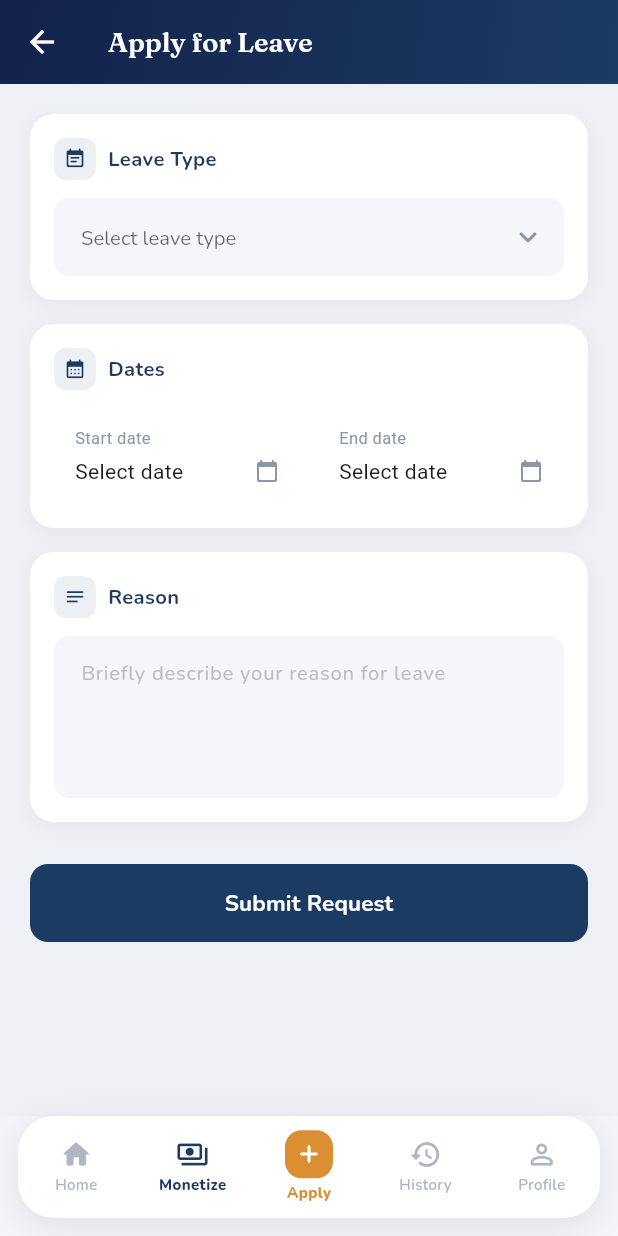
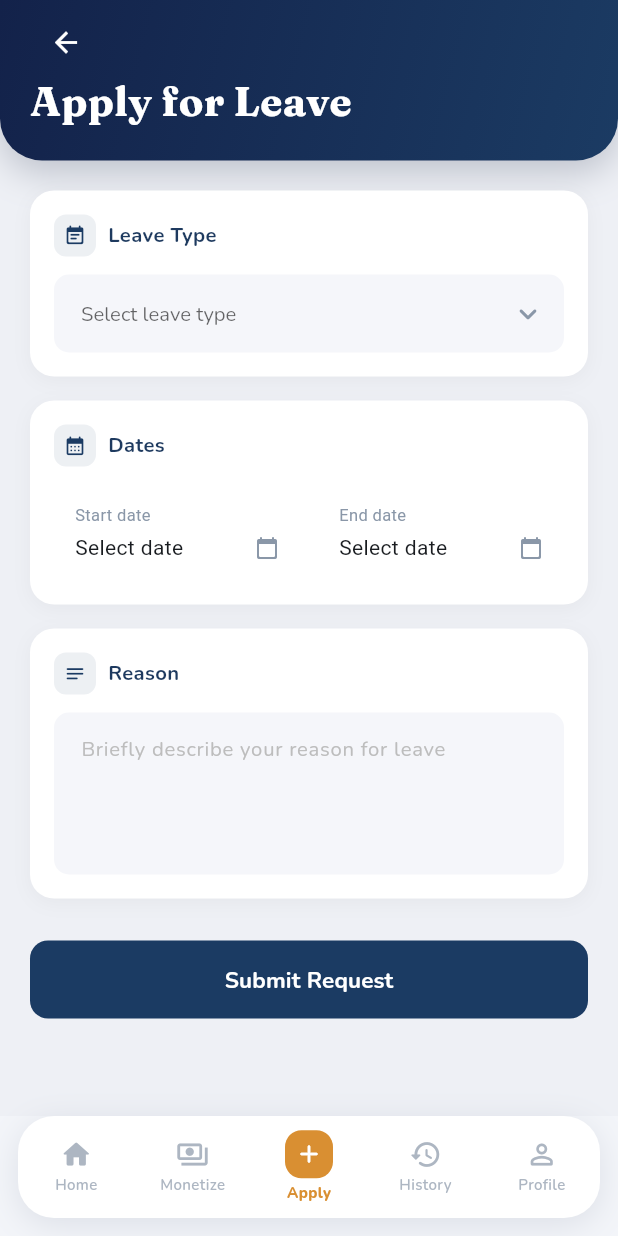
Before and after one commit to Dio-Tech-Team/lms-mobile, a Flutter app: the HomePage screen opened directly, item 2 of the bottom bar chosen, after a tap on "Apply", on a phone screen of 412 x 824 dp. Run offline on Flutter 3.47's test engine with Material 3 defaults, Android fonts, the light colour scheme and no system bars; our stand-ins replace google_fonts, printing, shared_preferences; accounts and stored records are empty.

Commit message:
Unify screen headers behind shared AppHeader widget
- Add lib/widgets/app_header.dart: one rounded-bottom navy header with
  optional subtitle, eyebrow, back arrow, trailing and bottom slots
- Migrate homepage, leave_monetization, apply_for_leave, history_logs
  and profilepage off their five hand-rolled headers
- Remove Profile's avatar circle; name now a row in the info card
- Fix bottom-nav highlight staying on the previous tab while Apply for
  Leave is pushed
- Drop now-unused _navyDark (apply_for_leave) and _initials (profilepage)

````diff
--- a/lib/screentabs/apply_for_leave.dart
+++ b/lib/screentabs/apply_for_leave.dart
@@ -6,6 +6,7 @@ import '../services/leave_application_service.dart';
 import '../model/leave_type_option.dart';
 import '../utils/date_utils.dart';
 import '../widgets/date_picker_field.dart';
+import '../widgets/app_header.dart';
 
 class ApplyForLeave extends StatefulWidget {
   final List<dynamic>? leaveTypes;
@@ -26,7 +27,6 @@ class _ApplyForLeaveState extends State<ApplyForLeave> {
   bool _isSubmitting = false;
   String? _errorMessage;
 
-  static const Color _navyDark = Color(0xFF13224A);
   static const Color _navy = Color(0xFF1B3B63);
   static const Color _text = Color(0xFF1E3A5F);
   static const Color _muted = Color(0xFF8A97A8);
@@ -200,33 +200,11 @@ class _ApplyForLeaveState extends State<ApplyForLeave> {
 
     return Scaffold(
       backgroundColor: const Color(0xFFEEF0F5),
-      body: CustomScrollView(
-        slivers: [
-          SliverAppBar(
-            pinned: true,
-            elevation: 0,
-            backgroundColor: _navy,
-            iconTheme: const IconThemeData(color: Colors.white),
-            centerTitle: false,
-            title: Text(
-              'Apply for Leave',
-              style: GoogleFonts.fraunces(
-                color: Colors.white,
-                fontSize: 18,
-                fontWeight: FontWeight.w600,
-              ),
-            ),
-            flexibleSpace: Container(
-              decoration: const BoxDecoration(
-                gradient: LinearGradient(
-                  begin: Alignment.topLeft,
-                  end: Alignment.bottomRight,
-                  colors: [_navyDark, _navy],
-                ),
-              ),
-            ),
-          ),
-          SliverToBoxAdapter(
+      body: Column(
+        children: [
+          const AppHeader(title: 'Apply for Leave', showBack: true),
+          Expanded(
+            child: SingleChildScrollView(
               child: Form(
                 key: _formKey,
                 child: Padding(
@@ -274,12 +252,17 @@ class _ApplyForLeaveState extends State<ApplyForLeave> {
                         child: DropdownButtonFormField<LeaveTypeOption>(
                           value: _selectedLeaveType,
                           isExpanded: true,
-                        decoration: _fieldDecoration(hint: 'Select leave type'),
+                          decoration: _fieldDecoration(
+                            hint: 'Select leave type',
+                          ),
                           icon: const Icon(
                             Icons.keyboard_arrow_down_rounded,
                             color: _muted,
                           ),
-                        style: GoogleFonts.nunito(color: _text, fontSize: 13.5),
+                          style: GoogleFonts.nunito(
+                            color: _text,
+                            fontSize: 13.5,
+                          ),
                           items: options
                               .map(
                                 (opt) => DropdownMenuItem(
@@ -368,7 +351,10 @@ class _ApplyForLeaveState extends State<ApplyForLeave> {
                         child: TextFormField(
                           controller: _reasonController,
                           maxLines: 4,
-                        style: GoogleFonts.nunito(fontSize: 13.5, color: _text),
+                          style: GoogleFonts.nunito(
+                            fontSize: 13.5,
+                            color: _text,
+                          ),
                           decoration: _fieldDecoration(
                             hint: 'Briefly describe your reason for leave',
                           ),
@@ -409,6 +395,7 @@ class _ApplyForLeaveState extends State<ApplyForLeave> {
                       ),
                       const SizedBox(height: 8),
                     ],
+                  ),
                 ),
               ),
             ),
--- a/lib/screentabs/history_logs.dart
+++ b/lib/screentabs/history_logs.dart
@@ -7,6 +7,7 @@ import '../services/leave_application_service.dart';
 import '../widgets/pdf_view_page.dart';
 import '../utils/employee_app_utils.dart';
 import '../utils/app_theme.dart';
+import '../widgets/app_header.dart';
 
 class LeaveLogsPage extends StatefulWidget {
   final bool isActive;
@@ -320,47 +321,8 @@ class _LeaveLogsPageState extends State<LeaveLogsPage>
   // ---------------------------------------------------------------------
 
   Widget _buildHeader() {
-    return Container(
-      width: double.infinity,
-      decoration: const BoxDecoration(
-        gradient: AppColors.headerGradient,
-        borderRadius: BorderRadius.only(
-          bottomLeft: Radius.circular(28),
-          bottomRight: Radius.circular(28),
-        ),
-      ),
-      child: SafeArea(
-        bottom: false,
-        child: Padding(
-          padding: const EdgeInsets.fromLTRB(20, 14, 20, 22),
-          child: Column(
-            crossAxisAlignment: CrossAxisAlignment.start,
-            children: [
-              Text(
-                'Leave History',
-                style: AppText.display(
-                  size: 26,
-                  weight: FontWeight.w700,
-                  color: Colors.white,
-                  letterSpacing: 0.2,
-                ),
-              ),
-              const SizedBox(height: 4),
-              Text(
-                'Every request that has been settled.',
-                style: AppText.body(
-                  size: 12.5,
-                  weight: FontWeight.w500,
-                  color: Colors.white60,
-                ),
-              ),
-            ],
-          ),
-        ),
-      ),
-    );
+    return const AppHeader(title: 'Leave History');
   }
-
   // ---------------------------------------------------------------------
   // Filter
   // ---------------------------------------------------------------------
--- a/lib/screentabs/homepage.dart
+++ b/lib/screentabs/homepage.dart
@@ -13,6 +13,7 @@ import '../utils/employee_app_utils.dart';
 import '../utils/app_theme.dart';
 import 'dart:typed_data';
 import '../widgets/pdf_view_page.dart';
+import '../widgets/app_header.dart';
 
 class HomePage extends StatefulWidget {
   const HomePage({super.key});
@@ -36,6 +37,7 @@ class _HomePageState extends State<HomePage> with WidgetsBindingObserver {
   /// Id of the application currently being cancelled, or null. Doubles as
   /// the double-submit guard and as the per-tile spinner flag.
   int? _cancellingId;
+  bool _isApplyOpen = false;
 
   Timer? _refreshTimer;
   static const Duration _networkTimeout = Duration(seconds: 30);
@@ -373,11 +375,13 @@ class _HomePageState extends State<HomePage> with WidgetsBindingObserver {
   Future<void> _goToApplyLeave() async {
     final credits = extractCreditsList(_creditData);
 
+    setState(() => _isApplyOpen = true);
     final result = await _bodyNavigatorKey.currentState!.push(
       MaterialPageRoute(
         builder: (context) => ApplyForLeave(leaveTypes: credits),
       ),
     );
+    if (mounted) setState(() => _isApplyOpen = false);
 
     if (result != null) {
       await _loadCredits();
@@ -614,40 +618,9 @@ class _HomePageState extends State<HomePage> with WidgetsBindingObserver {
     required int pendingCount,
     required Map<String, double> approvedUsedByType,
   }) {
-    return Container(
-      width: double.infinity,
-      decoration: const BoxDecoration(
-        gradient: AppColors.headerGradient,
-        borderRadius: BorderRadius.only(
-          bottomLeft: Radius.circular(28),
-          bottomRight: Radius.circular(28),
-        ),
-        boxShadow: [
-          BoxShadow(
-            color: Color(0x38131F3A),
-            blurRadius: 20,
-            offset: Offset(0, 8),
-          ),
-        ],
-      ),
-      child: SafeArea(
-        bottom: false,
-        child: Padding(
-          padding: const EdgeInsets.fromLTRB(20, 14, 20, 22),
-          child: Column(
-            crossAxisAlignment: CrossAxisAlignment.start,
-            children: [
-              Text(
-                'Home',
-                style: AppText.display(
-                  size: 26,
-                  weight: FontWeight.w700,
-                  color: Colors.white,
-                  letterSpacing: 0.2,
-                ),
-              ),
-              const SizedBox(height: 20),
-              Container(
+    return AppHeader(
+      title: 'Home',
+      bottom: Container(
         padding: const EdgeInsets.all(16),
         decoration: BoxDecoration(
           color: Colors.white.withOpacity(0.05),
@@ -661,11 +634,7 @@ class _HomePageState extends State<HomePage> with WidgetsBindingObserver {
               credits,
               approvedUsedByType,
             );
-                    final sl = _statsForType(
-                      'Sick Leave',
-                      credits,
-                      approvedUsedByType,
-                    );
+            final sl = _statsForType('Sick Leave', credits, approvedUsedByType);
             final usedThisYear = (vl['used'] ?? 0) + (sl['used'] ?? 0);
             final year = _creditData?["year"]?.toString() ?? '';
 
@@ -677,10 +646,7 @@ class _HomePageState extends State<HomePage> with WidgetsBindingObserver {
                   children: [
                     Text(
                       'OVERVIEW',
-                              style: AppText.eyebrow(
-                                size: 11,
-                                color: Colors.white60,
-                              ),
+                      style: AppText.eyebrow(size: 11, color: Colors.white60),
                     ),
                     if (year.isNotEmpty)
                       Container(
@@ -750,10 +716,6 @@ class _HomePageState extends State<HomePage> with WidgetsBindingObserver {
               ],
             );
           },
-                ),
-              ),
-            ],
-          ),
         ),
       ),
     );
@@ -1310,7 +1272,7 @@ class _HomePageState extends State<HomePage> with WidgetsBindingObserver {
     required String label,
     required int index,
   }) {
-    final isSelected = _selectedIndex == index;
+    final isSelected = _selectedIndex == index && !_isApplyOpen;
     final color = isSelected
         ? AppColors.navy
         : AppColors.muted.withOpacity(0.7);
--- a/lib/screentabs/leave_monetization.dart
+++ b/lib/screentabs/leave_monetization.dart
@@ -5,6 +5,7 @@ import '../providers/auth_providers.dart';
 import '../services/leave_credit_service.dart';
 import '../services/leave_monetization_service.dart';
 import '../utils/app_theme.dart';
+import '../widgets/app_header.dart';
 
 class ApplyForLeaveMonetization extends StatefulWidget {
   /// False while another tab is showing. The parent keeps every tab alive
@@ -245,29 +246,11 @@ class _ApplyForLeaveMonetizationsState
   Widget build(BuildContext context) {
     return Scaffold(
       backgroundColor: AppColors.bg,
-      body: CustomScrollView(
-        slivers: [
-          SliverAppBar(
-            pinned: true,
-            elevation: 0,
-            backgroundColor: AppColors.navy,
-            automaticallyImplyLeading: false,
-            centerTitle: false,
-            title: Text(
-              'Leave Monetization',
-              style: AppText.display(
-                size: 20,
-                weight: FontWeight.w700,
-                color: Colors.white,
-              ),
-            ),
-            flexibleSpace: Container(
-              decoration: const BoxDecoration(
-                gradient: AppColors.headerGradient,
-              ),
-            ),
-          ),
-          SliverToBoxAdapter(
+      body: Column(
+        children: [
+          const AppHeader(title: 'Leave Monetization'),
+          Expanded(
+            child: SingleChildScrollView(
               child: _isLoading
                   ? const Padding(
                       padding: EdgeInsets.symmetric(vertical: 100),
@@ -280,6 +263,7 @@ class _ApplyForLeaveMonetizationsState
                   : _eligibleConfigs.isEmpty
                   ? _buildEmpty()
                   : _buildForm(),
+            ),
           ),
         ],
       ),
--- a/lib/screentabs/profilepage.dart
+++ b/lib/screentabs/profilepage.dart
@@ -4,6 +4,7 @@ import 'package:provider/provider.dart';
 import '../providers/auth_providers.dart';
 import '../utils/employee_app_utils.dart';
 import '../utils/app_theme.dart';
+import '../widgets/app_header.dart';
 
 class ProfilePage extends StatefulWidget {
   final bool isActive;
@@ -248,104 +249,73 @@ class _ProfilePageState extends State<ProfilePage> with WidgetsBindingObserver {
     );
   }
 
+  // Widget _buildHeader() {
+  //   if (_employee == null) return const AppHeader(title: 'Profile');
+
+  //   final position = (_employee?['position'] ?? '').toString();
+
+  //   return AppHeader(
+  //     title: 'Profile',
+  //     bottom: Row(
+  //       children: [
+  //         Container(
+  //           width: 52,
+  //           height: 52,
+  //           decoration: BoxDecoration(
+  //             shape: BoxShape.circle,
+  //             color: Colors.white.withOpacity(0.10),
+  //             border: Border.all(color: Colors.white.withOpacity(0.16)),
+  //           ),
+  //           alignment: Alignment.center,
+  //           child: Text(
+  //             _initials(),
+  //             style: AppText.display(
+  //               size: 17,
+  //               weight: FontWeight.w700,
+  //               color: Colors.white,
+  //             ),
+  //           ),
+  //         ),
+  //         const SizedBox(width: 14),
+  //         Expanded(
+  //           child: Column(
+  //             crossAxisAlignment: CrossAxisAlignment.start,
+  //             children: [
+  //               Text(
+  //                 _fullName(),
+  //                 style: AppText.display(
+  //                   size: 20,
+  //                   weight: FontWeight.w700,
+  //                   color: Colors.white,
+  //                 ),
+  //               ),
+  //               if (position.isNotEmpty) ...[
+  //                 const SizedBox(height: 2),
+  //                 Text(
+  //                   position,
+  //                   maxLines: 1,
+  //                   overflow: TextOverflow.ellipsis,
+  //                   style: AppText.body(
+  //                     size: 12.5,
+  //                     weight: FontWeight.w500,
+  //                     color: Colors.white60,
+  //                   ),
+  //                 ),
+  //               ],
+  //             ],
+  //           ),
+  //         ),
+  //       ],
+  //     ),
+  //   );
+  // }
   Widget _buildHeader() {
-    return Container(
-      width: double.infinity,
-      decoration: const BoxDecoration(
-        gradient: AppColors.headerGradient,
-        borderRadius: BorderRadius.only(
-          bottomLeft: Radius.circular(28),
-          bottomRight: Radius.circular(28),
-        ),
-        boxShadow: [
-          BoxShadow(
-            color: Color(0x38131F3A),
-            blurRadius: 20,
-            offset: Offset(0, 8),
-          ),
-        ],
-      ),
-      child: SafeArea(
-        bottom: false,
-        child: Padding(
-          padding: const EdgeInsets.fromLTRB(20, 12, 20, 22),
-          child: Column(
-            crossAxisAlignment: CrossAxisAlignment.start,
-            children: [
-              Text(
-                'PROFILE',
-                style: AppText.eyebrow(
-                  size: 11,
-                  color: Colors.white.withOpacity(0.55),
-                ),
-              ),
-              if (_employee != null) ...[
-                const SizedBox(height: 16),
-                Row(
-                  children: [
-                    Container(
-                      width: 52,
-                      height: 52,
-                      decoration: BoxDecoration(
-                        shape: BoxShape.circle,
-                        color: Colors.white.withOpacity(0.10),
-                        border: Border.all(
-                          color: Colors.white.withOpacity(0.16),
-                        ),
-                      ),
-                      alignment: Alignment.center,
-                      child: Text(
-                        _initials(),
-                        style: AppText.display(
-                          size: 17,
-                          weight: FontWeight.w700,
-                          color: Colors.white,
-                        ),
-                      ),
-                    ),
-                    const SizedBox(width: 14),
-                    Expanded(
-                      child: Column(
-                        crossAxisAlignment: CrossAxisAlignment.start,
-                        children: [
-                          Text(
-                            _fullName(),
-                            style: AppText.display(
-                              size: 20,
-                              weight: FontWeight.w700,
-                              color: Colors.white,
-                            ),
-                          ),
-                          if ((_employee?['position'] ?? '')
-                              .toString()
-                              .isNotEmpty) ...[
-                            const SizedBox(height: 2),
-                            Text(
-                              _employee!['position'].toString(),
-                              maxLines: 1,
-                              overflow: TextOverflow.ellipsis,
-                              style: AppText.body(
-                                size: 12.5,
-                                weight: FontWeight.w500,
-                                color: Colors.white60,
-                              ),
-                            ),
-                          ],
-                        ],
-                      ),
-                    ),
-                  ],
-                ),
-              ],
-            ],
-          ),
-        ),
-      ),
-    );
+    return const AppHeader(title: 'Profile');
   }
 
   Widget _buildInfoCard() {
     final rows = [
+      (Icons.person_outline_rounded, 'Name', _fullName()),
       (Icons.badge_outlined, 'ID Number', _employee?['id_number']),
       (Icons.work_outline_rounded, 'Position', _employee?['position']),
       (
--- /dev/null
+++ b/lib/widgets/app_header.dart
@@ -0,0 +1,173 @@
+import 'package:flutter/material.dart';
+import 'package:flutter/services.dart';
+
+import '../utils/app_theme.dart';
+
+/// The one header for every employee-app screen.
+///
+/// Home, History and Profile already agreed on the shape — rounded-bottom
+/// navy block over [AppColors.bg] — but each hand-rolled its own title
+/// size and its own gradient Container. Monetization and Apply for Leave
+/// used square-bottomed bars instead, and Apply for Leave's title was
+/// centred because it inherited [AppBar]'s default centring.
+///
+/// This is the reconciled version. Screens using it should not also set
+/// [Scaffold.appBar] — place it as the first child of the body instead.
+///
+/// ```dart
+/// const AppHeader(
+///   title: 'Leave History',
+///   subtitle: 'Every request that has been settled.',
+/// )
+/// ```
+class AppHeader extends StatelessWidget {
+  const AppHeader({
+    super.key,
+    required this.title,
+    this.subtitle,
+    this.eyebrow,
+    this.showBack = false,
+    this.onBack,
+    this.trailing,
+    this.bottom,
+  });
+
+  /// Screen title. Always left-aligned, always the same size.
+  final String title;
+
+  /// Optional supporting line. One sentence, sentence case.
+  final String? subtitle;
+
+  /// Optional all-caps label above the title (Profile's "PROFILE").
+  final String? eyebrow;
+
+  /// Show a back arrow above the title. True for pushed pages
+  /// (Apply for Leave), false for tab screens.
+  final bool showBack;
+
+  /// Defaults to [Navigator.maybePop].
+  final VoidCallback? onBack;
+
+  /// Optional widget on the title row's trailing edge.
+  final Widget? trailing;
+
+  /// Optional content rendered inside the header block, below the title —
+  /// Home's overview card. Keeps that card on the navy rather than forcing
+  /// Home to rebuild its own header around it.
+  final Widget? bottom;
+
+  @override
+  Widget build(BuildContext context) {
+    return AnnotatedRegion<SystemUiOverlayStyle>(
+      // Navy header means light status-bar icons on every screen, which was
+      // previously set per-screen and missed in places.
+      value: SystemUiOverlayStyle.light,
+      child: Container(
+        width: double.infinity,
+        decoration: const BoxDecoration(
+          gradient: AppColors.headerGradient,
+          borderRadius: BorderRadius.only(
+            bottomLeft: Radius.circular(28),
+            bottomRight: Radius.circular(28),
+          ),
+          boxShadow: [
+            BoxShadow(
+              color: Color(0x38131F3A),
+              blurRadius: 20,
+              offset: Offset(0, 8),
+            ),
+          ],
+        ),
+        child: SafeArea(
+          bottom: false,
+          child: Padding(
+            padding: EdgeInsets.fromLTRB(20, showBack ? 4 : 16, 20, 24),
+            child: Column(
+              crossAxisAlignment: CrossAxisAlignment.start,
+              mainAxisSize: MainAxisSize.min,
+              children: [
+                if (showBack)
+                  Align(
+                    alignment: Alignment.centerLeft,
+                    child: IconButton(
+                      onPressed: onBack ?? () => Navigator.maybePop(context),
+                      icon: const Icon(Icons.arrow_back),
+                      color: Colors.white,
+                      iconSize: 22,
+                      padding: EdgeInsets.zero,
+                      constraints: const BoxConstraints(
+                        minWidth: 40,
+                        minHeight: 40,
+                      ),
+                      splashRadius: 22,
+                      tooltip: 'Back',
+                    ),
+                  ),
+                if (eyebrow != null) ...[
+                  if (showBack)
+                    Align(
+                      alignment: Alignment.centerLeft,
+                      child: Transform.translate(
+                        offset: const Offset(-9, 0),
+                        child: IconButton(
+                          onPressed:
+                              onBack ?? () => Navigator.maybePop(context),
+                          icon: const Icon(Icons.arrow_back),
+                          color: Colors.white,
+                          iconSize: 22,
+                          padding: EdgeInsets.zero,
+                          constraints: const BoxConstraints(
+                            minWidth: 40,
+                            minHeight: 40,
+                          ),
+                          splashRadius: 22,
+                          tooltip: 'Back',
+                        ),
+                      ),
+                    ),
+                  Text(
+                    eyebrow!.toUpperCase(),
+                    style: AppText.eyebrow(color: Colors.white70),
+                  ),
+                  const SizedBox(height: 10),
+                ],
+                Row(
+                  children: [
+                    Expanded(
+                      child: Text(
+                        title,
+                        style: AppText.display(
+                          size: 27,
+                          weight: FontWeight.w700,
+                          color: Colors.white,
+                          height: 1.15,
+                        ),
+                      ),
+                    ),
+                    if (trailing != null) ...[
+                      const SizedBox(width: 12),
+                      trailing!,
+                    ],
+                  ],
+                ),
+                if (subtitle != null) ...[
+                  const SizedBox(height: 6),
+                  Text(
+                    subtitle!,
+                    style: AppText.body(
+                      size: 13,
+                      weight: FontWeight.w500,
+                      color: Colors.white70,
+                      height: 1.35,
+                    ),
+                  ),
+                ],
+                if (bottom != null) ...[const SizedBox(height: 20), bottom!],
+              ],
+            ),
+          ),
+        ),
+      ),
+    );
+  }
+}
````
Lines whose indentation alone changed are shown as unchanged.
